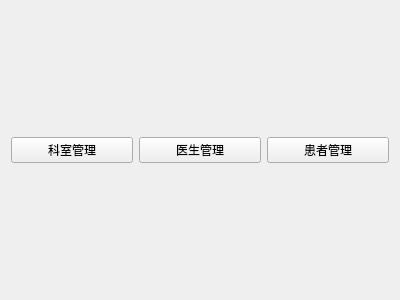
Above: Lab4/welcomeview.ui from w2565380-crypto/my-warehouse before the change. Below: the same form after it.
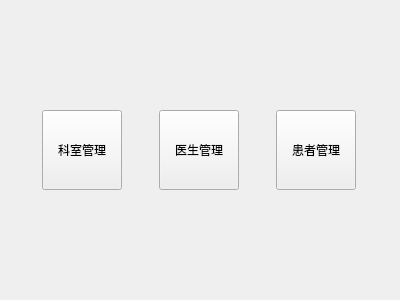
That is the form after the change.

```diff
--- a/Lab4/welcomeview.ui
+++ b/Lab4/welcomeview.ui
@@ -31,6 +31,12 @@
     <layout class="QHBoxLayout" name="horizontalLayout">
      <item>
       <widget class="QPushButton" name="btDepartment">
+       <property name="maximumSize">
+        <size>
+         <width>80</width>
+         <height>80</height>
+        </size>
+       </property>
        <property name="text">
         <string>科室管理</string>
        </property>
@@ -38,6 +44,12 @@
      </item>
      <item>
       <widget class="QPushButton" name="btDocter">
+       <property name="maximumSize">
+        <size>
+         <width>80</width>
+         <height>80</height>
+        </size>
+       </property>
        <property name="text">
         <string>医生管理</string>
        </property>
@@ -45,6 +57,24 @@
      </item>
      <item>
       <widget class="QPushButton" name="btPatient">
+       <property name="sizePolicy">
+        <sizepolicy hsizetype="Fixed" vsizetype="Fixed">
+         <horstretch>0</horstretch>
+         <verstretch>0</verstretch>
+        </sizepolicy>
+       </property>
+       <property name="minimumSize">
+        <size>
+         <width>80</width>
+         <height>80</height>
+        </size>
+       </property>
+       <property name="maximumSize">
+        <size>
+         <width>80</width>
+         <height>80</height>
+        </size>
+       </property>
        <property name="text">
         <string>患者管理</string>
        </property>
```
